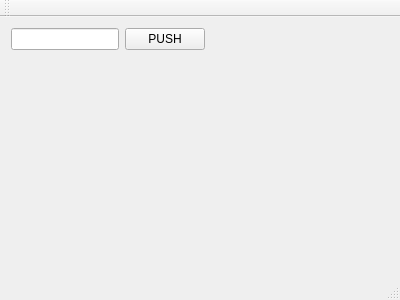
BoraYang/onnuri, file gui/mainwindow.ui: the form before one commit.
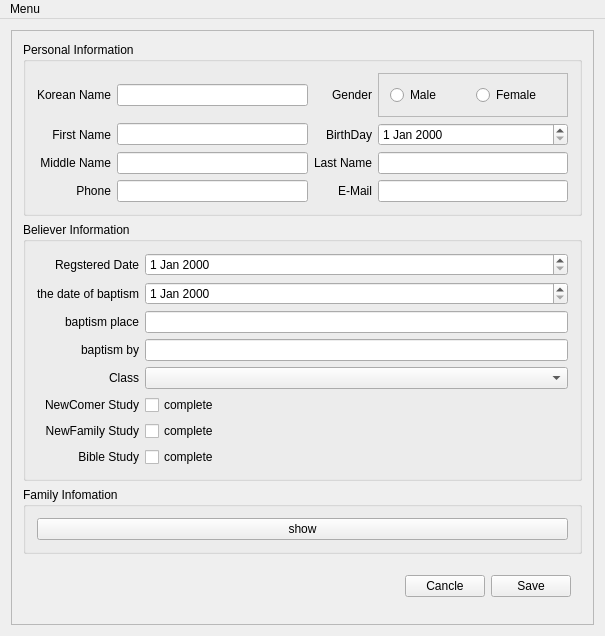
The form after the commit.

Patch:
```diff
--- a/gui/mainwindow.ui
+++ b/gui/mainwindow.ui
@@ -6,31 +6,354 @@
    <rect>
     <x>0</x>
     <y>0</y>
-    <width>400</width>
-    <height>300</height>
+    <width>605</width>
+    <height>636</height>
    </rect>
   </property>
   <property name="windowTitle">
    <string>MainWindow</string>
   </property>
   <widget class="QWidget" name="centralWidget">
-   <layout class="QFormLayout" name="formLayout">
+   <layout class="QVBoxLayout" name="verticalLayout">
     <property name="sizeConstraint">
      <enum>QLayout::SetMaximumSize</enum>
     </property>
-    <item row="0" column="0">
-     <layout class="QHBoxLayout" name="horizontalLayout">
-      <item>
-       <widget class="QLineEdit" name="lineEdit"/>
-      </item>
-      <item>
-       <widget class="QPushButton" name="btn_push">
-        <property name="text">
-         <string>PUSH</string>
-        </property>
-       </widget>
-      </item>
-     </layout>
+    <item>
+     <widget class="QFrame" name="frame">
+      <property name="frameShape">
+       <enum>QFrame::StyledPanel</enum>
+      </property>
+      <property name="frameShadow">
+       <enum>QFrame::Raised</enum>
+      </property>
+      <layout class="QVBoxLayout" name="verticalLayout_2">
+       <item>
+        <widget class="QGroupBox" name="groupBox">
+         <property name="title">
+          <string>Personal Information</string>
+         </property>
+         <layout class="QGridLayout" name="gridLayout">
+          <item row="4" column="0">
+           <widget class="QLabel" name="label_6">
+            <property name="text">
+             <string>Middle Name</string>
+            </property>
+            <property name="alignment">
+             <set>Qt::AlignRight|Qt::AlignTrailing|Qt::AlignVCenter</set>
+            </property>
+           </widget>
+          </item>
+          <item row="4" column="3">
+           <widget class="QLabel" name="label_2">
+            <property name="text">
+             <string>Last Name</string>
+            </property>
+            <property name="alignment">
+             <set>Qt::AlignRight|Qt::AlignTrailing|Qt::AlignVCenter</set>
+            </property>
+           </widget>
+          </item>
+          <item row="3" column="0">
+           <widget class="QLabel" name="label">
+            <property name="text">
+             <string>First Name</string>
+            </property>
+            <property name="alignment">
+             <set>Qt::AlignRight|Qt::AlignTrailing|Qt::AlignVCenter</set>
+            </property>
+           </widget>
+          </item>
+          <item row="7" column="3">
+           <widget class="QLabel" name="label_5">
+            <property name="text">
+             <string>E-Mail</string>
+            </property>
+            <property name="alignment">
+             <set>Qt::AlignRight|Qt::AlignTrailing|Qt::AlignVCenter</set>
+            </property>
+           </widget>
+          </item>
+          <item row="7" column="0">
+           <widget class="QLabel" name="label_4">
+            <property name="text">
+             <string>Phone</string>
+            </property>
+            <property name="alignment">
+             <set>Qt::AlignRight|Qt::AlignTrailing|Qt::AlignVCenter</set>
+            </property>
+           </widget>
+          </item>
+          <item row="0" column="4">
+           <widget class="QFrame" name="frame_3">
+            <property name="frameShape">
+             <enum>QFrame::StyledPanel</enum>
+            </property>
+            <property name="frameShadow">
+             <enum>QFrame::Raised</enum>
+            </property>
+            <layout class="QHBoxLayout" name="horizontalLayout">
+             <item>
+              <widget class="QRadioButton" name="radioButton_2">
+               <property name="text">
+                <string>Male</string>
+               </property>
+              </widget>
+             </item>
+             <item>
+              <widget class="QRadioButton" name="radioButton">
+               <property name="text">
+                <string>Female</string>
+               </property>
+              </widget>
+             </item>
+            </layout>
+           </widget>
+          </item>
+          <item row="3" column="3">
+           <widget class="QLabel" name="label_8">
+            <property name="text">
+             <string>BirthDay</string>
+            </property>
+            <property name="alignment">
+             <set>Qt::AlignRight|Qt::AlignTrailing|Qt::AlignVCenter</set>
+            </property>
+           </widget>
+          </item>
+          <item row="0" column="0">
+           <widget class="QLabel" name="label_3">
+            <property name="text">
+             <string>Korean Name</string>
+            </property>
+            <property name="alignment">
+             <set>Qt::AlignRight|Qt::AlignTrailing|Qt::AlignVCenter</set>
+            </property>
+           </widget>
+          </item>
+          <item row="0" column="3">
+           <widget class="QLabel" name="label_7">
+            <property name="text">
+             <string>Gender</string>
+            </property>
+            <property name="alignment">
+             <set>Qt::AlignRight|Qt::AlignTrailing|Qt::AlignVCenter</set>
+            </property>
+           </widget>
+          </item>
+          <item row="3" column="4">
+           <widget class="QDateEdit" name="dateEdit"/>
+          </item>
+          <item row="0" column="1">
+           <widget class="QLineEdit" name="lineEdit"/>
+          </item>
+          <item row="3" column="1">
+           <widget class="QLineEdit" name="lineEdit_2"/>
+          </item>
+          <item row="4" column="1">
+           <widget class="QLineEdit" name="lineEdit_3"/>
+          </item>
+          <item row="7" column="1">
+           <widget class="QLineEdit" name="lineEdit_4"/>
+          </item>
+          <item row="4" column="4">
+           <widget class="QLineEdit" name="lineEdit_5"/>
+          </item>
+          <item row="7" column="4">
+           <widget class="QLineEdit" name="lineEdit_6"/>
+          </item>
+         </layout>
+        </widget>
+       </item>
+       <item>
+        <widget class="QGroupBox" name="groupBox_2">
+         <property name="title">
+          <string>Believer Information</string>
+         </property>
+         <layout class="QGridLayout" name="gridLayout_2">
+          <item row="1" column="0">
+           <widget class="QLabel" name="label_13">
+            <property name="text">
+             <string>the date of baptism</string>
+            </property>
+            <property name="alignment">
+             <set>Qt::AlignRight|Qt::AlignTrailing|Qt::AlignVCenter</set>
+            </property>
+           </widget>
+          </item>
+          <item row="7" column="0">
+           <widget class="QLabel" name="label_12">
+            <property name="text">
+             <string>Bible Study</string>
+            </property>
+            <property name="alignment">
+             <set>Qt::AlignRight|Qt::AlignTrailing|Qt::AlignVCenter</set>
+            </property>
+           </widget>
+          </item>
+          <item row="0" column="0">
+           <widget class="QLabel" name="label_9">
+            <property name="text">
+             <string>Regstered Date</string>
+            </property>
+            <property name="alignment">
+             <set>Qt::AlignRight|Qt::AlignTrailing|Qt::AlignVCenter</set>
+            </property>
+           </widget>
+          </item>
+          <item row="0" column="1">
+           <widget class="QDateEdit" name="dateEdit_2"/>
+          </item>
+          <item row="2" column="0">
+           <widget class="QLabel" name="label_14">
+            <property name="text">
+             <string>baptism place</string>
+            </property>
+            <property name="alignment">
+             <set>Qt::AlignRight|Qt::AlignTrailing|Qt::AlignVCenter</set>
+            </property>
+           </widget>
+          </item>
+          <item row="7" column="1">
+           <widget class="QCheckBox" name="checkBox_3">
+            <property name="text">
+             <string>complete</string>
+            </property>
+           </widget>
+          </item>
+          <item row="6" column="0">
+           <widget class="QLabel" name="label_11">
+            <property name="text">
+             <string>NewFamily Study</string>
+            </property>
+            <property name="alignment">
+             <set>Qt::AlignRight|Qt::AlignTrailing|Qt::AlignVCenter</set>
+            </property>
+           </widget>
+          </item>
+          <item row="6" column="1">
+           <widget class="QCheckBox" name="checkBox_2">
+            <property name="text">
+             <string>complete</string>
+            </property>
+           </widget>
+          </item>
+          <item row="5" column="1">
+           <widget class="QCheckBox" name="checkBox">
+            <property name="text">
+             <string>complete</string>
+            </property>
+           </widget>
+          </item>
+          <item row="5" column="0">
+           <widget class="QLabel" name="label_10">
+            <property name="text">
+             <string>NewComer Study</string>
+            </property>
+            <property name="alignment">
+             <set>Qt::AlignRight|Qt::AlignTrailing|Qt::AlignVCenter</set>
+            </property>
+           </widget>
+          </item>
+          <item row="4" column="0">
+           <widget class="QLabel" name="label_16">
+            <property name="text">
+             <string>Class</string>
+            </property>
+            <property name="alignment">
+             <set>Qt::AlignRight|Qt::AlignTrailing|Qt::AlignVCenter</set>
+            </property>
+           </widget>
+          </item>
+          <item row="4" column="1">
+           <widget class="QComboBox" name="comboBox"/>
+          </item>
+          <item row="3" column="0">
+           <widget class="QLabel" name="label_15">
+            <property name="text">
+             <string>baptism by</string>
+            </property>
+            <property name="alignment">
+             <set>Qt::AlignRight|Qt::AlignTrailing|Qt::AlignVCenter</set>
+            </property>
+           </widget>
+          </item>
+          <item row="1" column="1">
+           <widget class="QDateEdit" name="dateEdit_3"/>
+          </item>
+          <item row="2" column="1">
+           <widget class="QLineEdit" name="lineEdit_7"/>
+          </item>
+          <item row="3" column="1">
+           <widget class="QLineEdit" name="lineEdit_8"/>
+          </item>
+         </layout>
+        </widget>
+       </item>
+       <item>
+        <widget class="QGroupBox" name="groupBox_3">
+         <property name="title">
+          <string>Family Infomation</string>
+         </property>
+         <layout class="QVBoxLayout" name="verticalLayout_3">
+          <item>
+           <widget class="QPushButton" name="pushButton">
+            <property name="text">
+             <string>show</string>
+            </property>
+           </widget>
+          </item>
+         </layout>
+        </widget>
+       </item>
+       <item>
+        <widget class="QFrame" name="frame_2">
+         <property name="sizePolicy">
+          <sizepolicy hsizetype="Minimum" vsizetype="Minimum">
+           <horstretch>0</horstretch>
+           <verstretch>0</verstretch>
+          </sizepolicy>
+         </property>
+         <property name="frameShape">
+          <enum>QFrame::NoFrame</enum>
+         </property>
+         <property name="frameShadow">
+          <enum>QFrame::Plain</enum>
+         </property>
+         <property name="lineWidth">
+          <number>0</number>
+         </property>
+         <layout class="QHBoxLayout" name="horizontalLayout_2">
+          <item>
+           <spacer name="horizontalSpacer">
+            <property name="orientation">
+             <enum>Qt::Horizontal</enum>
+            </property>
+            <property name="sizeHint" stdset="0">
+             <size>
+              <width>40</width>
+              <height>20</height>
+             </size>
+            </property>
+           </spacer>
+          </item>
+          <item>
+           <widget class="QPushButton" name="pushButton_2">
+            <property name="text">
+             <string>Cancle</string>
+            </property>
+           </widget>
+          </item>
+          <item>
+           <widget class="QPushButton" name="pushButton_3">
+            <property name="text">
+             <string>Save</string>
+            </property>
+           </widget>
+          </item>
+         </layout>
+        </widget>
+       </item>
+      </layout>
+     </widget>
     </item>
    </layout>
   </widget>
@@ -39,20 +362,17 @@
     <rect>
      <x>0</x>
      <y>0</y>
-     <width>400</width>
+     <width>605</width>
      <height>22</height>
     </rect>
    </property>
+   <widget class="QMenu" name="menuMenu">
+    <property name="title">
+     <string>Menu</string>
+    </property>
+   </widget>
+   <addaction name="menuMenu"/>
   </widget>
-  <widget class="QToolBar" name="mainToolBar">
-   <attribute name="toolBarArea">
-    <enum>TopToolBarArea</enum>
-   </attribute>
-   <attribute name="toolBarBreak">
-    <bool>false</bool>
-   </attribute>
-  </widget>
-  <widget class="QStatusBar" name="statusBar"/>
  </widget>
  <layoutdefault spacing="6" margin="11"/>
  <resources/>
```
